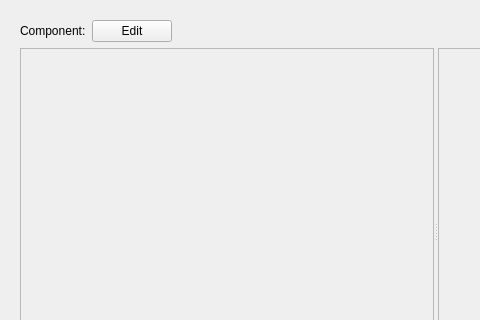
First picture: the form in UI/qt_ui/catalog_frame.ui, repository arnaudframmery/catalog, before the edit; both pictures show x 0 to 480 and y 0 to 320 of the 871 by 434 pixel window.
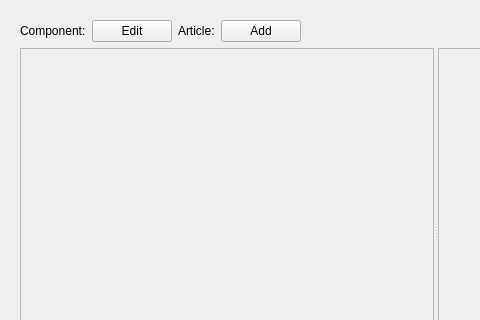
Second picture: the form after the edit.

Commit message: add article creation feature

What changed in the file:
```diff
--- a/UI/qt_ui/catalog_frame.ui
+++ b/UI/qt_ui/catalog_frame.ui
@@ -43,6 +43,20 @@
            </property>
           </widget>
          </item>
+         <item>
+          <widget class="QLabel" name="add_label">
+           <property name="text">
+            <string>Article:</string>
+           </property>
+          </widget>
+         </item>
+         <item>
+          <widget class="QPushButton" name="add_button">
+           <property name="text">
+            <string>Add</string>
+           </property>
+          </widget>
+         </item>
          <item>
           <spacer name="horizontalSpacer">
            <property name="orientation">
```
Left out of the diff: 8 changed lines with no effect on the pictures. The commit also changes 6 other files.
